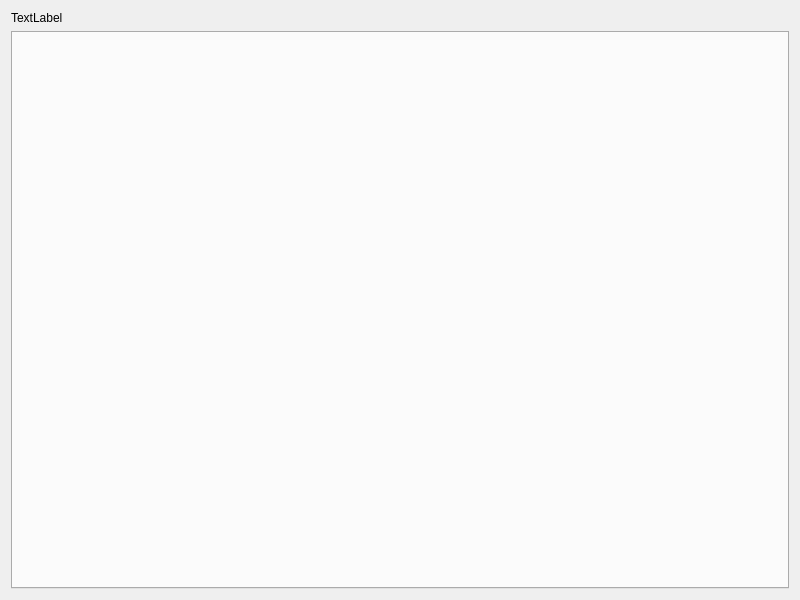
This is lineinfowindow.ui in sanjamijovic/PublicTransportGraph as Qt 5 draws it before an edit. The edited form follows.
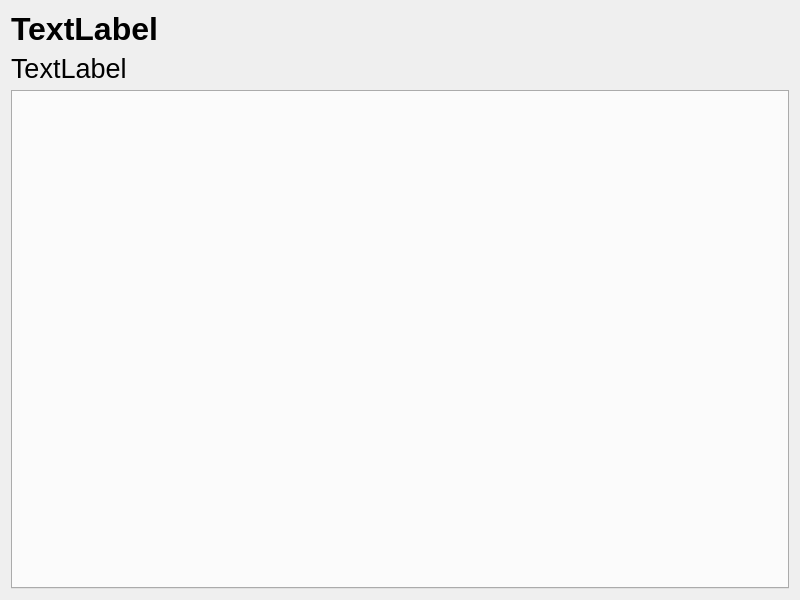
This is the edited form.

Commit message: Set titles on GUI windows

Patch:
```diff
--- a/lineinfowindow.ui
+++ b/lineinfowindow.ui
@@ -26,10 +26,20 @@
    <string>Form</string>
   </property>
   <layout class="QGridLayout" name="gridLayout">
+   <item row="2" column="0">
+    <widget class="QTabWidget" name="tabWidget"/>
+   </item>
    <item row="0" column="0">
     <layout class="QVBoxLayout" name="verticalLayout">
      <item>
-      <widget class="QLabel" name="label">
+      <widget class="QLabel" name="lineName">
+       <property name="font">
+        <font>
+         <pointsize>24</pointsize>
+         <weight>75</weight>
+         <bold>true</bold>
+        </font>
+       </property>
        <property name="text">
         <string>TextLabel</string>
        </property>
@@ -38,7 +48,16 @@
     </layout>
    </item>
    <item row="1" column="0">
-    <widget class="QTabWidget" name="tabWidget"/>
+    <widget class="QLabel" name="route">
+     <property name="font">
+      <font>
+       <pointsize>20</pointsize>
+      </font>
+     </property>
+     <property name="text">
+      <string>TextLabel</string>
+     </property>
+    </widget>
    </item>
   </layout>
  </widget>
```
The commit also changes 2 other files.
